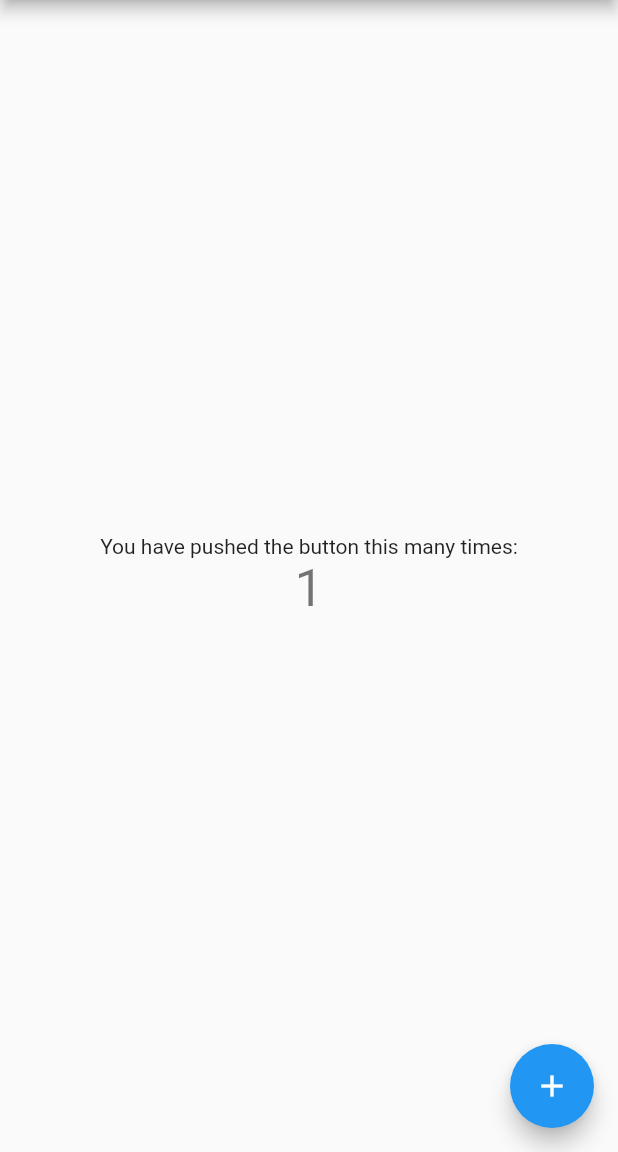
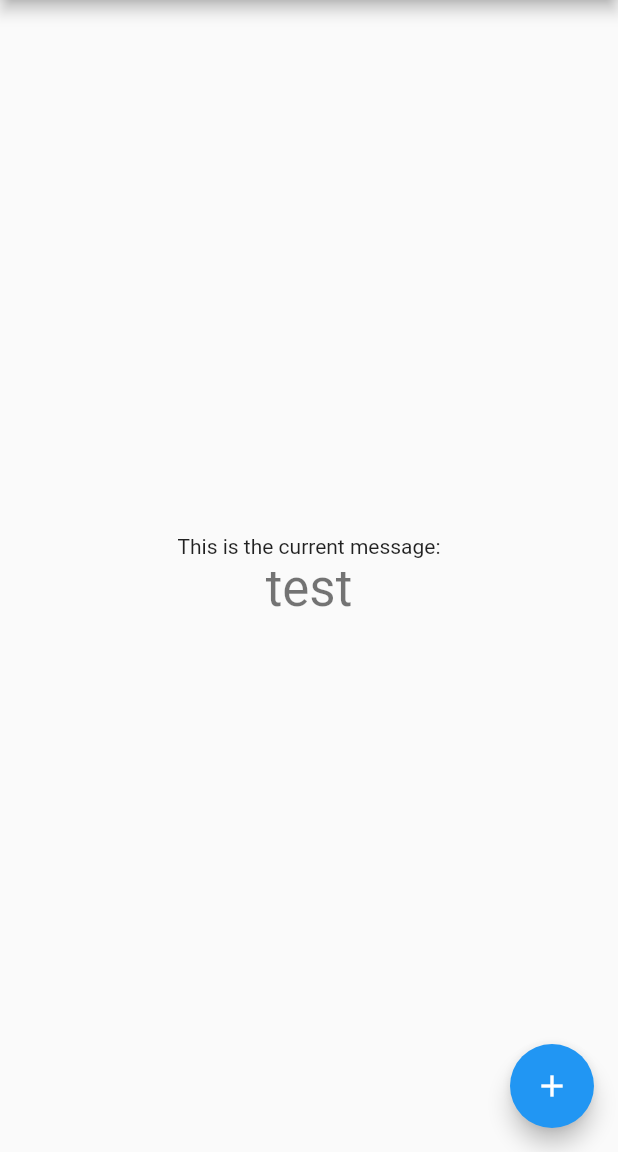
Before and after one commit to Fengzp121/flutter_im_demo, a Flutter app: the screen it shows after launch, after a tap on the "add" icon, on a phone screen of 412 x 824 dp, the part 84-1236 px from its top. Run offline on Flutter 3.47's test engine with Material 2 defaults, Android fonts, the phone set to English and light mode, and no system bars; our stand-ins replace socket_io_client; network calls fail.

Commit message:
first pub

```diff
--- /dev/null
+++ b/lib/data_mode/websocket_client.dart
@@ -0,0 +1,3 @@
+import 'package:socket_io_client/socket_io_client.dart' as IO;
+
+class WebSocketClient {}
--- a/lib/main.dart
+++ b/lib/main.dart
@@ -1,4 +1,5 @@
 import 'package:flutter/material.dart';
+import 'package:socket_io_client/socket_io_client.dart' as IO;
 
 void main() {
   runApp(MyApp());
@@ -11,19 +12,7 @@ class MyApp extends StatelessWidget {
     return MaterialApp(
       title: 'Flutter Demo',
       theme: ThemeData(
-        // This is the theme of your application.
-        //
-        // Try running your application with "flutter run". You'll see the
-        // application has a blue toolbar. Then, without quitting the app, try
-        // changing the primarySwatch below to Colors.green and then invoke
-        // "hot reload" (press "r" in the console where you ran "flutter run",
-        // or simply save your changes to "hot reload" in a Flutter IDE).
-        // Notice that the counter didn't reset back to zero; the application
-        // is not restarted.
         primarySwatch: Colors.blue,
-        // This makes the visual density adapt to the platform that you run
-        // the app on. For desktop platforms, the controls will be smaller and
-        // closer together (more dense) than on mobile platforms.
         visualDensity: VisualDensity.adaptivePlatformDensity,
       ),
       home: MyHomePage(title: 'Flutter Demo Home Page'),
@@ -33,16 +22,6 @@ class MyApp extends StatelessWidget {
 
 class MyHomePage extends StatefulWidget {
   MyHomePage({Key key, this.title}) : super(key: key);
-
-  // This widget is the home page of your application. It is stateful, meaning
-  // that it has a State object (defined below) that contains fields that affect
-  // how it looks.
-
-  // This class is the configuration for the state. It holds the values (in this
-  // case the title) provided by the parent (in this case the App widget) and
-  // used by the build method of the State. Fields in a Widget subclass are
-  // always marked "final".
-
   final String title;
 
   @override
@@ -50,58 +29,50 @@ class MyHomePage extends StatefulWidget {
 }
 
 class _MyHomePageState extends State<MyHomePage> {
-  int _counter = 0;
+  IO.Socket socket = IO.io('http://localhost:3000');
+  String currentMessage = '0';
 
   void _incrementCounter() {
+    socket.emit('msg', 'test');
     setState(() {
-      // This call to setState tells the Flutter framework that something has
-      // changed in this State, which causes it to rerun the build method below
-      // so that the display can reflect the updated values. If we changed
-      // _counter without calling setState(), then the build method would not be
-      // called again, and so nothing would appear to happen.
-      _counter++;
+      print('send:test');
+      currentMessage = 'test';
     });
   }
 
   @override
+  void initState() {
+    socket.onConnect((_) {});
+    super.initState();
+    socket.on('event', (data) {
+      print('receive:$data');
+      setState(() {
+        currentMessage = data;
+      });
+    });
+  }
+
+  @override
+  void dispose() {
+    socket.onDisconnect((_) => print('disconnect'));
+    super.dispose();
+  }
+
+  @override
   Widget build(BuildContext context) {
-    // This method is rerun every time setState is called, for instance as done
-    // by the _incrementCounter method above.
-    //
-    // The Flutter framework has been optimized to make rerunning build methods
-    // fast, so that you can just rebuild anything that needs updating rather
-    // than having to individually change instances of widgets.
     return Scaffold(
       appBar: AppBar(
-        // Here we take the value from the MyHomePage object that was created by
-        // the App.build method, and use it to set our appbar title.
         title: Text(widget.title),
       ),
       body: Center(
-        // Center is a layout widget. It takes a single child and positions it
-        // in the middle of the parent.
         child: Column(
-          // Column is also a layout widget. It takes a list of children and
-          // arranges them vertically. By default, it sizes itself to fit its
-          // children horizontally, and tries to be as tall as its parent.
-          //
-          // Invoke "debug painting" (press "p" in the console, choose the
-          // "Toggle Debug Paint" action from the Flutter Inspector in Android
-          // Studio, or the "Toggle Debug Paint" command in Visual Studio Code)
-          // to see the wireframe for each widget.
-          //
-          // Column has various properties to control how it sizes itself and
-          // how it positions its children. Here we use mainAxisAlignment to
-          // center the children vertically; the main axis here is the vertical
-          // axis because Columns are vertical (the cross axis would be
-          // horizontal).
           mainAxisAlignment: MainAxisAlignment.center,
           children: <Widget>[
             Text(
-              'You have pushed the button this many times:',
+              'This is the current message:',
             ),
             Text(
-              '$_counter',
+              currentMessage,
               style: Theme.of(context).textTheme.headline4,
             ),
           ],
@@ -109,7 +80,7 @@ class _MyHomePageState extends State<MyHomePage> {
       ),
       floatingActionButton: FloatingActionButton(
         onPressed: _incrementCounter,
-        tooltip: 'Increment',
+        tooltip: 'sendMsg',
         child: Icon(Icons.add),
       ), // This trailing comma makes auto-formatting nicer for build methods.
     );
```
Also changed, not shown: pubspec.yaml (+11 -22 lines), lib/page/login/login_page.dart (added), pubspec.lock, 3 other files.
